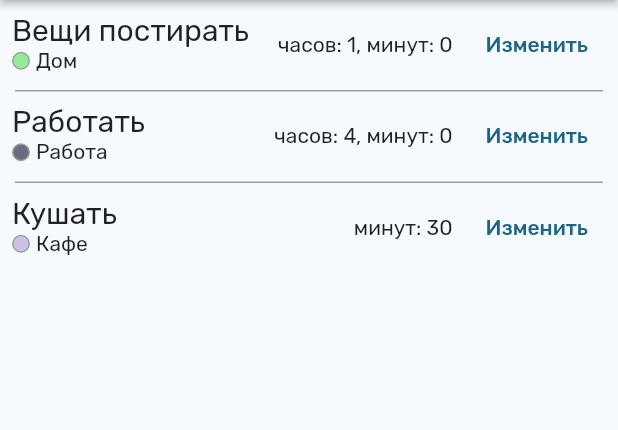
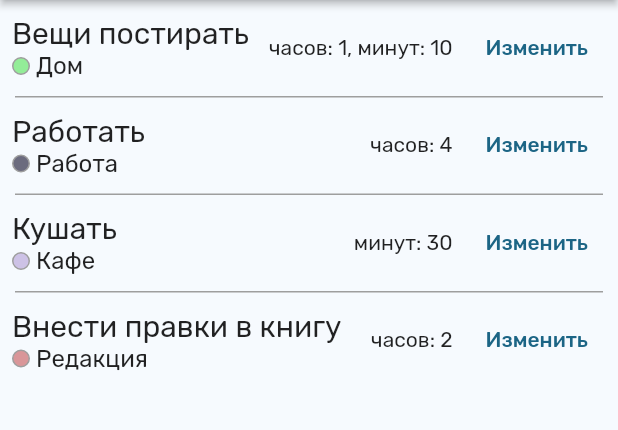
Before and after one commit to tetrochel/itdols, a Flutter app: the JobsPage widget shown alone on an empty page, opened directly, on a phone screen of 412 x 824 dp, the part 105-535 px from its top. Run offline on Flutter 3.47's test engine with Material 2 defaults, Android fonts, the phone set to English and light mode, and no system bars; our stand-ins replace google_fonts.

```diff
--- a/lib/core/widgets/main_page.dart
+++ b/lib/core/widgets/main_page.dart
@@ -1,6 +1,7 @@
 import 'package:flutter/material.dart';
 import 'package:itdols/features/jobs/presentation/jobs_page.dart';
 import 'package:itdols/features/places/presentation/places_page.dart';
+import 'package:itdols/features/routes/presentation/routes_page.dart';
 
 class MainPage extends StatefulWidget {
   const MainPage({super.key});
@@ -16,7 +17,7 @@ class _MainPageState extends State<MainPage> {
     0: Container(), // TODO
     1: const JobsPage(),
     2: const PlacesPage(),
-    3: Container(), // TODO
+    3: const RoutePage(),
   };
 
   var icons = {
--- a/lib/features/jobs/domain/models/job_model.dart
+++ b/lib/features/jobs/domain/models/job_model.dart
@@ -10,9 +10,14 @@ class JobModel {
   String getTimeString() {
     String result = '';
     if (duration >= 60) {
-      result = '$resultчасов: ${duration ~/ 60}, ';
+      result = '$resultчасов: ${duration ~/ 60}';
     }
-    result = '$resultминут: ${duration % 60}';
+    if (duration % 60 != 0) {
+      if (result != '') {
+        result = '$result, ';
+      }
+      result = '$resultминут: ${duration % 60}';
+    }
     return result;
   }
 
--- a/lib/features/jobs/presentation/job_widget.dart
+++ b/lib/features/jobs/presentation/job_widget.dart
@@ -8,9 +8,7 @@ class JobWidget extends StatelessWidget {
 
   @override
   Widget build(BuildContext context) {
-    return SizedBox(
-      height: 60,
-      child: Padding(
+    return Padding(
       padding: const EdgeInsets.all(8),
       child: Row(
         children: [
@@ -37,7 +35,7 @@ class JobWidget extends StatelessWidget {
                   ),
                   Text(
                     job.place.name,
-                      style: const TextStyle(fontSize: 14),
+                    style: const TextStyle(fontSize: 16),
                   ),
                 ],
               ),
@@ -58,7 +56,6 @@ class JobWidget extends StatelessWidget {
           )
         ],
       ),
-      ),
     );
   }
 }
--- a/lib/features/jobs/presentation/jobs_page.dart
+++ b/lib/features/jobs/presentation/jobs_page.dart
@@ -13,12 +13,30 @@ class JobsPage extends StatefulWidget {
 
 class _JobsPageState extends State<JobsPage> {
   List<JobModel> jobs = [
-    JobModel('Вещи постирать', '058fb1be-329c-4e01-9bbe-cfe9f68c5c8f',
-        PlaceModel('Дом', '9b62e665-d042-4bd6-a3bd-47ad31ea0b36'), 60),
-    JobModel('Работать', '058fb1be-329c-4e01-9bbe-cfe9f68c5c8f',
-        PlaceModel('Работа', '7725233e-1db2-4c80-9db2-db9415fb777a'), 240),
-    JobModel('Кушать', '058fb1be-329c-4e01-9bbe-cfe9f68c5c8f',
-        PlaceModel('Кафе', '36b8a6da-fc33-4e0a-a64c-e9e41dfaf2e5'), 30),
+    JobModel(
+      'Вещи постирать',
+      '058fb1be-329c-4e01-9bbe-cfe9f68c5c8f',
+      PlaceModel('Дом', '9b62e665-d042-4bd6-a3bd-47ad31ea0b36'),
+      70,
+    ),
+    JobModel(
+      'Работать',
+      '058fb1be-329c-4e01-9bbe-cfe9f68c5c8f',
+      PlaceModel('Работа', '7725233e-1db2-4c80-9db2-db9415fb777a'),
+      240,
+    ),
+    JobModel(
+      'Кушать',
+      '058fb1be-329c-4e01-9bbe-cfe9f68c5c8f',
+      PlaceModel('Кафе', '36b8a6da-fc33-4e0a-a64c-e9e41dfaf2e5'),
+      30,
+    ),
+    JobModel(
+      'Внести правки в книгу',
+      '058fb1be-329c-4e01-9bbe-cfe9f68c5c8f',
+      PlaceModel('Редакция', '1dca6467-92ae-4d65-b44a-353b5918930a'),
+      120,
+    ),
   ];
 
   @override
--- a/lib/features/places/presentation/place_widget.dart
+++ b/lib/features/places/presentation/place_widget.dart
@@ -8,9 +8,7 @@ class PlaceWidget extends StatelessWidget {
 
   @override
   Widget build(BuildContext context) {
-    return SizedBox(
-      height: 50,
-      child: Padding(
+    return Padding(
       padding: const EdgeInsets.all(8),
       child: Row(
         children: [
@@ -41,7 +39,6 @@ class PlaceWidget extends StatelessWidget {
           )
         ],
       ),
-      ),
     );
   }
 }
--- a/lib/main.dart
+++ b/lib/main.dart
@@ -12,7 +12,6 @@ class MyApp extends StatelessWidget {
   @override
   Widget build(BuildContext context) {
     return MaterialApp(
-      debugShowCheckedModeBanner: false,
       theme: ThemeData(
         colorSchemeSeed: const Color(0xff61caff),
         useMaterial3: true,
```
Also changed, not shown: lib/features/routes/domain/models/route_model.dart (added, +73 -0 lines), lib/features/routes/presentation/route_widget.dart (added, +84 -0 lines), lib/features/routes/presentation/routes_page.dart (added, +60 -0 lines). Lines whose indentation alone changed are shown as unchanged.
